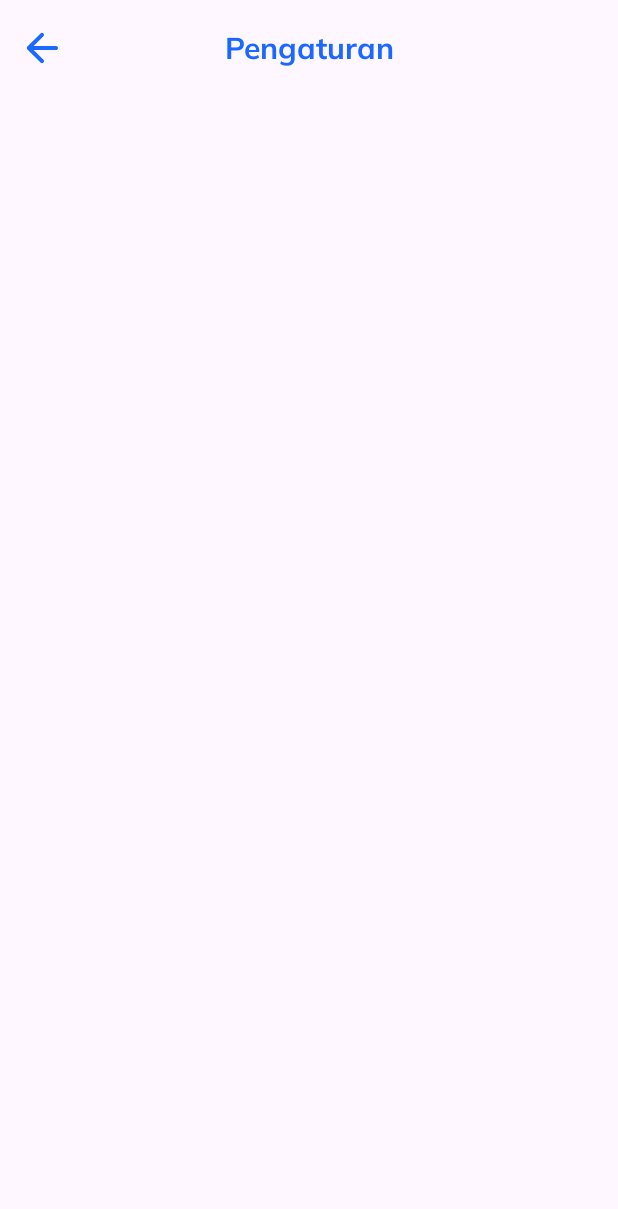
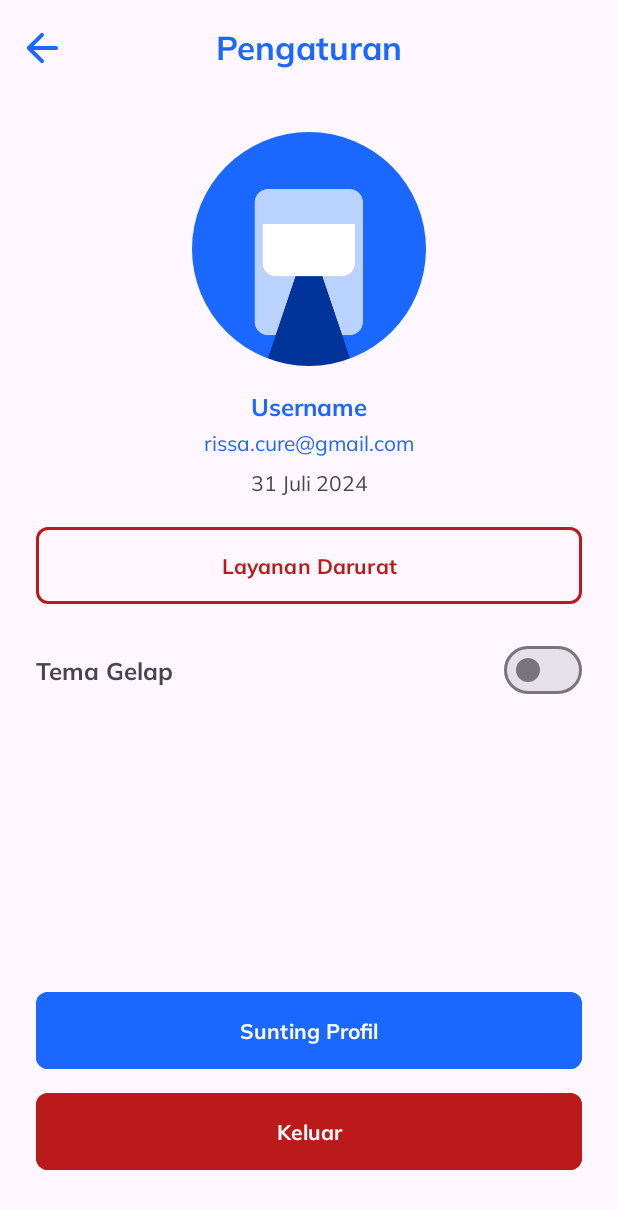
Before and after one commit to Ca-ri-ssa/TA-LearninP3K-AndroidApp, an Android app: the SettingActivity screen opened directly, with no data from a screen before it, on a phone screen of 412 x 824 dp. Before the commit the part shown is almost empty. Shown: the top 1209 px of the screen. Run offline under Robolectric (Android 15) with nearby library versions, the phone set to English and light mode, and no system bars; our stand-ins replace CircleImageView.

Commit message:
created SettingActivity layout

```diff
--- a/app/src/main/res/layout/activity_setting.xml
+++ b/app/src/main/res/layout/activity_setting.xml
@@ -24,10 +24,140 @@
             android:layout_gravity="center"
             android:textColor="?attr/colorPrimary"
             android:fontFamily="@font/app_font"
-            android:textSize="20sp"
+            android:textSize="22sp"
             android:textStyle="bold"
             android:textAlignment="center"
             android:text="@string/title_toolbar_setting" />
     </androidx.appcompat.widget.Toolbar>
 
+    <de.hdodenhof.circleimageview.CircleImageView
+        android:id="@+id/iv_setting_user"
+        android:layout_width="156dp"
+        android:layout_height="156dp"
+        android:layout_marginTop="24dp"
+        android:src="@drawable/placeholder_user"
+        app:layout_constraintTop_toBottomOf="@id/toolbar"
+        app:layout_constraintStart_toStartOf="parent"
+        app:layout_constraintEnd_toEndOf="parent"/>
+
+    <TextView
+        android:id="@+id/tv_setting_username"
+        android:layout_width="wrap_content"
+        android:layout_height="wrap_content"
+        android:layout_marginTop="16dp"
+        android:fontFamily="@font/app_font"
+        android:textSize="16sp"
+        android:textStyle="bold"
+        android:textColor="?attr/colorPrimary"
+        android:text="@string/home_username"
+        app:layout_constraintStart_toStartOf="parent"
+        app:layout_constraintEnd_toEndOf="parent"
+        app:layout_constraintTop_toBottomOf="@id/iv_setting_user" />
+
+    <TextView
+        android:id="@+id/tv_setting_user_email"
+        android:layout_width="wrap_content"
+        android:layout_height="wrap_content"
+        android:layout_marginTop="4dp"
+        android:fontFamily="@font/app_font"
+        android:textSize="14sp"
+        android:textStyle="normal"
+        android:textColor="?attr/colorPrimary"
+        android:text="@string/user_email"
+        app:layout_constraintStart_toStartOf="parent"
+        app:layout_constraintEnd_toEndOf="parent"
+        app:layout_constraintTop_toBottomOf="@id/tv_setting_username" />
+
+    <TextView
+        android:id="@+id/tv_setting_user_date"
+        android:layout_width="wrap_content"
+        android:layout_height="wrap_content"
+        android:layout_marginTop="8dp"
+        android:fontFamily="@font/app_font"
+        android:textSize="14sp"
+        android:textStyle="normal"
+        android:text="@string/user_date"
+        app:layout_constraintStart_toStartOf="parent"
+        app:layout_constraintEnd_toEndOf="parent"
+        app:layout_constraintTop_toBottomOf="@id/tv_setting_user_email" />
+
+    <Button
+        android:id="@+id/btn_emergency"
+        android:layout_width="match_parent"
+        android:layout_height="wrap_content"
+        android:paddingVertical="16dp"
+        android:layout_marginTop="16dp"
+        android:text="@string/emergency_service"
+        android:textColor="?attr/colorError"
+        app:strokeColor="?attr/colorError"
+        app:strokeWidth="2dp"
+        app:cornerRadius="8dp"
+        android:fontFamily="@font/app_font"
+        android:textSize="14sp"
+        android:textStyle="bold"
+        android:layout_marginHorizontal="24dp"
+        android:backgroundTint="@android:color/transparent"
+        app:layout_constraintTop_toBottomOf="@id/tv_setting_user_date"
+        app:layout_constraintStart_toStartOf="parent"
+        app:layout_constraintEnd_toEndOf="parent"/>
+
+    <TextView
+        android:id="@+id/tv_dark_mode"
+        android:layout_width="wrap_content"
+        android:layout_height="wrap_content"
+        android:layout_marginStart="24dp"
+        android:text="@string/dark_theme"
+        android:fontFamily="@font/app_font"
+        android:textSize="16sp"
+        android:textStyle="bold"
+        app:layout_constraintStart_toStartOf="parent"
+        app:layout_constraintBottom_toBottomOf="@id/toggle_dark_mode"
+        app:layout_constraintTop_toTopOf="@id/toggle_dark_mode"/>
+
+    <com.google.android.material.materialswitch.MaterialSwitch
+        android:id="@+id/toggle_dark_mode"
+        android:layout_width="wrap_content"
+        android:layout_height="wrap_content"
+        android:layout_marginEnd="24dp"
+        android:layout_marginTop="16dp"
+        android:checked="false"
+        app:thumbIconTint="?attr/colorPrimary"
+        app:layout_constraintTop_toBottomOf="@id/btn_emergency"
+        app:layout_constraintEnd_toEndOf="parent"/>
+
+    <Button
+        android:id="@+id/btn_edit_profile"
+        android:layout_width="match_parent"
+        android:layout_height="wrap_content"
+        android:paddingVertical="16dp"
+        android:layout_marginBottom="8dp"
+        android:text="@string/edit_profile"
+        app:cornerRadius="8dp"
+        android:textColor="?attr/colorOnPrimary"
+        android:fontFamily="@font/app_font"
+        android:textSize="14sp"
+        android:textStyle="bold"
+        android:layout_marginHorizontal="24dp"
+        android:backgroundTint="?attr/colorPrimary"
+        app:layout_constraintBottom_toTopOf="@id/btn_logout"
+        app:layout_constraintStart_toStartOf="parent"
+        app:layout_constraintEnd_toEndOf="parent"/>
+
+    <Button
+        android:id="@+id/btn_logout"
+        android:layout_width="match_parent"
+        android:layout_height="wrap_content"
+        android:paddingVertical="16dp"
+        android:layout_marginBottom="40dp"
+        android:text="@string/log_out"
+        app:cornerRadius="8dp"
+        android:fontFamily="@font/app_font"
+        android:textSize="14sp"
+        android:textStyle="bold"
+        android:layout_marginHorizontal="24dp"
+        android:backgroundTint="?attr/colorError"
+        app:layout_constraintStart_toStartOf="parent"
+        app:layout_constraintEnd_toEndOf="parent"
+        app:layout_constraintBottom_toBottomOf="parent"/>
+
 </androidx.constraintlayout.widget.ConstraintLayout>
--- a/app/src/main/res/layout/fragment_profile.xml
+++ b/app/src/main/res/layout/fragment_profile.xml
@@ -107,7 +107,6 @@
         android:layout_width="match_parent"
         android:layout_height="wrap_content"
         android:layout_marginTop="16dp"
-        app:shapeAppearanceOverlay="@style/ButtonCorner"
         android:layout_marginHorizontal="24dp"
         android:paddingVertical="16dp"
         android:fontFamily="@font/app_font"
--- a/app/src/main/res/values/strings.xml
+++ b/app/src/main/res/values/strings.xml
@@ -67,4 +67,10 @@
 
     <!--Setting Activity-->
     <string name="title_toolbar_setting">Pengaturan</string>
+    <string name="user_email">rissa.cure@gmail.com</string>
+    <string name="user_date">31 Juli 2024</string>
+    <string name="edit_profile">Sunting Profil</string>
+    <string name="log_out">Keluar</string>
+    <string name="dark_theme">Tema Gelap</string>
+    <string name="emergency_service">Layanan Darurat</string>
 </resources>
--- a/app/src/main/res/values/themes.xml
+++ b/app/src/main/res/values/themes.xml
@@ -10,11 +10,6 @@
         <item name="colorOnError">@color/white</item>
         <item name="colorOnBackground">@color/black</item>
         <item name="colorSecondaryContainer">@color/lightBlue</item>
-    </style>
-
-    <style name="ButtonCorner">
-        <item name="cornerFamily">rounded</item>
-        <item name="cornerRadius">8dp</item>
     </style>
 
     <style name="BottomNavText" parent="TextAppearance.AppCompat.Caption">
```
